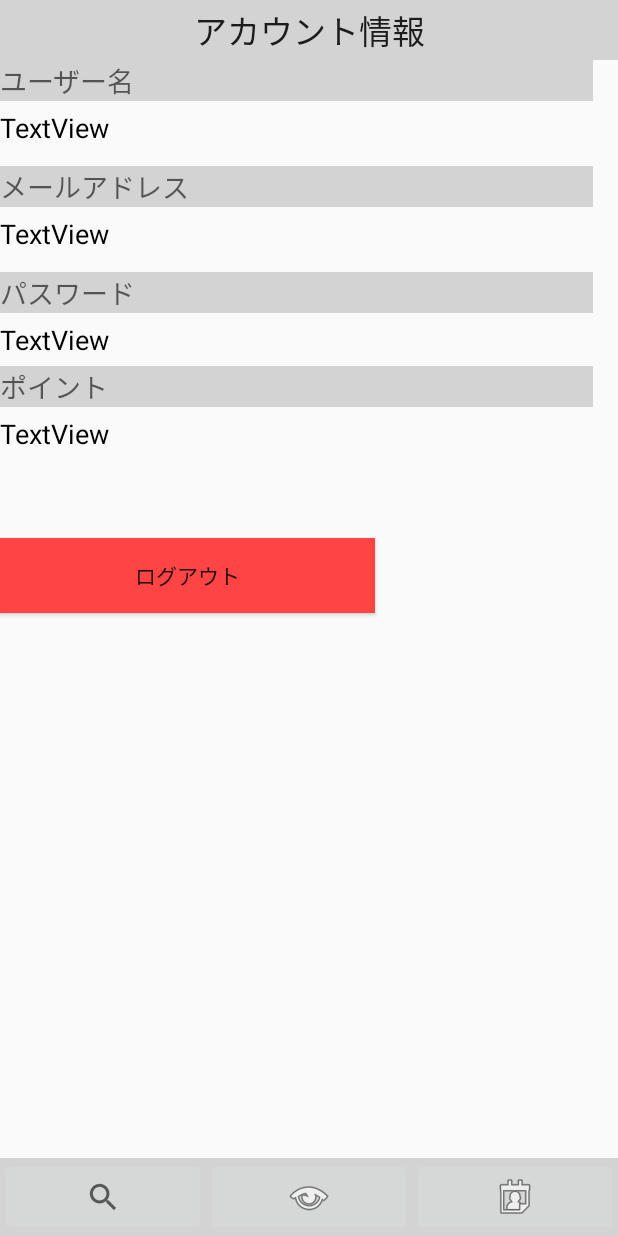
After one commit to hayashitoshiki/ap2_android, an Android app: the layout account.xml on its own in the app's theme, with its tools: preview values and no code run, on a phone screen of 412 x 824 dp. The commit adds this screen. Run offline under Robolectric (Android 15) with nearby library versions, the phone set to English and light mode, and no system bars.

Commit message:
アカウント情報画面(仮)＆下タブ修正

```diff
--- a/ap2_android/app/src/main/AndroidManifest.xml
+++ b/ap2_android/app/src/main/AndroidManifest.xml
@@ -41,6 +41,7 @@
             android:windowSoftInputMode="stateAlwaysHidden"/>
         <activity android:name=".Product_Barcode"/>
         <activity android:name=".AccountLogin"/>
+        <activity android:name=".Account"/>
     </application>
 
 </manifest>
--- a/ap2_android/app/src/main/java/com/example/a1521093/ap2_android/SyohinItiran.java
+++ b/ap2_android/app/src/main/java/com/example/a1521093/ap2_android/SyohinItiran.java
@@ -74,6 +74,11 @@ public class SyohinItiran extends  AppCompatActivity implements AdapterView.OnIt
         startActivity(i);
     }
 
+    public void accountButton(View v){
+        Intent i = new Intent(this, Account.class);
+        startActivity(i);
+    }
+
     @Override
     public void onItemClick(AdapterView<?> parent, View v, int position, long id) {
         Intent intent = new Intent(this, GPS.class);
--- a/ap2_android/app/src/main/java/com/example/a1521093/ap2_android/TopListAdapter.java
+++ b/ap2_android/app/src/main/java/com/example/a1521093/ap2_android/TopListAdapter.java
@@ -62,7 +62,7 @@ public class TopListAdapter extends BaseAdapter {
         if (convertView == null) {
             Log.d("通るか調査1.5", "店舗ID：" + position);
 
-            if(resourcedId==2130968620) {
+            if(resourcedId==2130968621) {
                 Log.d("通るか調査1.5.5", "店舗ID：" + position);
 
                 convertView = inflater.inflate(resourcedId, null);
@@ -82,7 +82,7 @@ public class TopListAdapter extends BaseAdapter {
             holder = (ViewHolder) convertView.getTag();
         }
 
-        if(resourcedId==2130968620) {
+        if(resourcedId==2130968621) {
             Log.d("通るか調査２", "店舗ID：" + position);
             kennsakukekaActivity keka= new kennsakukekaActivity();
            int stock = keka.getstock(position);
--- /dev/null
+++ b/ap2_android/app/src/main/res/layout/account.xml
@@ -0,0 +1,201 @@
+<?xml version="1.0" encoding="utf-8"?>
+<LinearLayout xmlns:android="http://schemas.android.com/apk/res/android"
+    xmlns:app="http://schemas.android.com/apk/res-auto"
+    xmlns:tools="http://schemas.android.com/tools"
+    android:layout_width="match_parent"
+    android:layout_height="match_parent"
+    android:orientation="vertical">
+
+    <LinearLayout
+        android:layout_width="match_parent"
+        android:layout_height="wrap_content"
+        android:background="#D3D3D3"
+        android:orientation="horizontal">
+
+        <TextView
+            android:id="@+id/kensakugamen"
+            android:layout_width="match_parent"
+            android:layout_height="40dp"
+            android:background="#D3D3D3"
+            android:gravity="center_vertical|center_horizontal"
+            android:text="アカウント情報"
+            android:textAppearance="@style/TextAppearance.AppCompat.Large" />
+
+    </LinearLayout>
+    <RelativeLayout xmlns:android="http://schemas.android.com/apk/res/android"
+        android:layout_width="fill_parent" android:layout_height="fill_parent">
+    <android.support.constraint.ConstraintLayout
+        android:layout_width="match_parent"
+        android:layout_height="match_parent">
+
+        <TextView
+            android:id="@+id/textView14"
+            android:layout_width="395dp"
+            android:layout_height="wrap_content"
+            android:background="#D3D3D3"
+            android:text="ユーザー名"
+            android:textAppearance="@style/TextAppearance.AppCompat.Medium"
+            tools:layout_editor_absoluteX="8dp"
+            tools:layout_editor_absoluteY="2dp" />
+
+        <TextView
+            android:id="@+id/account_email"
+            android:layout_width="395dp"
+            android:layout_height="35dp"
+            android:layout_marginTop="0dp"
+            android:gravity="center_vertical"
+            android:text="TextView"
+            android:textAppearance="@style/TextAppearance.AppCompat.Medium"
+            android:textColor="@android:color/black"
+            app:layout_constraintTop_toBottomOf="@+id/textView18"
+            tools:layout_editor_absoluteX="8dp" />
+
+        <TextView
+            android:id="@+id/textView25"
+            android:layout_width="395dp"
+            android:layout_height="35dp"
+            android:layout_marginTop="0dp"
+            android:gravity="center_vertical"
+            android:text="TextView"
+            android:textAppearance="@style/TextAppearance.AppCompat.Medium"
+            android:textColor="@android:color/black"
+            app:layout_constraintTop_toBottomOf="@+id/textView21"
+            tools:layout_editor_absoluteX="8dp" />
+<!--
+        <TextView
+            android:id="@+id/textView24"
+            android:layout_width="395dp"
+            android:layout_height="35dp"
+            android:layout_marginTop="0dp"
+            android:gravity="center_vertical"
+            android:text="TextView"
+            android:textAppearance="@style/TextAppearance.AppCompat.Medium"
+            android:textColor="@android:color/black"
+            app:layout_constraintTop_toBottomOf="@+id/textView20"
+            tools:layout_editor_absoluteX="8dp" />
+-->
+        <TextView
+            android:id="@+id/account_point"
+            android:layout_width="395dp"
+            android:layout_height="35dp"
+            android:layout_marginTop="0dp"
+            android:gravity="center_vertical"
+            android:text="TextView"
+            android:textAppearance="@style/TextAppearance.AppCompat.Medium"
+            android:textColor="@android:color/black"
+            app:layout_constraintTop_toBottomOf="@+id/textView19"
+            tools:layout_editor_absoluteX="8dp" />
+
+        <TextView
+            android:id="@+id/account_name"
+            android:layout_width="395dp"
+            android:layout_height="35dp"
+            android:gravity="center_vertical"
+            android:text="TextView"
+            android:textAppearance="@style/TextAppearance.AppCompat.Medium"
+            android:textColor="@android:color/black"
+            app:layout_constraintTop_toBottomOf="@+id/textView14"
+            tools:layout_editor_absoluteX="8dp" />
+
+        <TextView
+            android:id="@+id/textView18"
+            android:layout_width="395dp"
+            android:layout_height="wrap_content"
+            android:layout_marginTop="8dp"
+            android:background="#D3D3D3"
+            android:text="メールアドレス"
+            android:textAppearance="@style/TextAppearance.AppCompat.Medium"
+            app:layout_constraintTop_toBottomOf="@+id/account_name"
+            tools:layout_editor_absoluteX="8dp" />
+
+        <TextView
+            android:id="@+id/textView21"
+            android:layout_width="395dp"
+            android:layout_height="wrap_content"
+            android:layout_marginTop="8dp"
+            android:background="#D3D3D3"
+            android:text="パスワード"
+            android:textAppearance="@style/TextAppearance.AppCompat.Medium"
+            app:layout_constraintTop_toBottomOf="@+id/account_email"
+            tools:layout_editor_absoluteX="8dp" />
+<!--
+        <TextView
+            android:id="@+id/textView20"
+            android:layout_width="395dp"
+            android:layout_height="wrap_content"
+            android:layout_marginTop="8dp"
+            android:background="#D3D3D3"
+            android:text="購入履歴"
+            android:textAppearance="@style/TextAppearance.AppCompat.Medium"
+            app:layout_constraintTop_toBottomOf="@+id/textView25"
+            tools:layout_editor_absoluteX="8dp" />
+-->
+        <TextView
+            android:id="@+id/textView19"
+            android:layout_width="395dp"
+            android:layout_height="wrap_content"
+            android:background="#D3D3D3"
+            android:text="ポイント"
+            android:textAppearance="@style/TextAppearance.AppCompat.Medium"
+            app:layout_constraintTop_toBottomOf="@+id/textView25"
+
+            tools:layout_editor_absoluteX="8dp"
+            tools:layout_editor_absoluteY="252dp" />
+<!--
+        <Button
+            android:id="@+id/button2"
+            android:layout_width="250dp"
+            android:layout_height="60dp"
+            android:layout_marginTop="279dp"
+            android:text="アカウント情報を変更する"
+            app:layout_constraintTop_toBottomOf="@+id/textView23"
+            tools:layout_editor_absoluteX="67dp" />
+-->
+        <Button
+            android:id="@+id/button7"
+            android:onClick="Logout"
+            android:layout_width="250dp"
+            android:layout_height="50dp"
+            android:background="@android:color/holo_red_light"
+            android:text="ログアウト"
+            app:layout_constraintTop_toBottomOf="@+id/account_point"
+
+            tools:layout_editor_absoluteX="67dp"
+            android:layout_marginTop="52dp" />
+
+    </android.support.constraint.ConstraintLayout>
+    <LinearLayout
+        android:layout_width="match_parent"
+        android:layout_height="wrap_content"
+        android:background="#D3D3D3"
+        android:orientation="horizontal"
+        android:layout_alignParentBottom="true"
+        >
+
+        <ImageButton
+            android:id="@+id/homebutton"
+            android:onClick="homeButton"
+            android:layout_width="match_parent"
+            android:layout_height="match_parent"
+            android:layout_weight="1"
+            app:srcCompat="?android:attr/actionModeWebSearchDrawable" />
+
+        <ImageButton
+            android:id="@+id/coupon_button"
+            android:layout_width="match_parent"
+            android:layout_height="match_parent"
+            android:layout_weight="1"
+            app:srcCompat="@android:drawable/ic_menu_view" />
+
+        <ImageButton
+            android:id="@+id/account_button"
+            android:layout_width="match_parent"
+            android:layout_height="match_parent"
+            android:layout_weight="1"
+            app:srcCompat="@android:drawable/ic_menu_my_calendar" />
+
+
+
+    </LinearLayout>
+    </RelativeLayout>
+</LinearLayout>
```
Also changed, not shown: ap2_android/app/src/main/java/com/example/a1521093/ap2_android/Account.java (added, +84 -0 lines), ap2_android/app/src/main/java/com/example/a1521093/ap2_android/MainActivity.java (+10 -9 lines), ap2_android/app/src/main/java/com/example/a1521093/ap2_android/Product.java (+10 -1 lines), ap2_android/app/src/main/java/com/example/a1521093/ap2_android/kategori.java (+6 -1 lines), ap2_android/app/src/main/java/com/example/a1521093/ap2_android/kennsakukekaActivity.java (+7 -2 lines), ap2_android/app/src/main/java/com/example/a1521093/ap2_android/maker.java (+7 -1 lines), ap2_android/app/src/main/res/layout/kategori.xml (+12 -12 lines), ap2_android/app/src/main/res/layout/kensakukeka.xml (+10 -15 lines).
